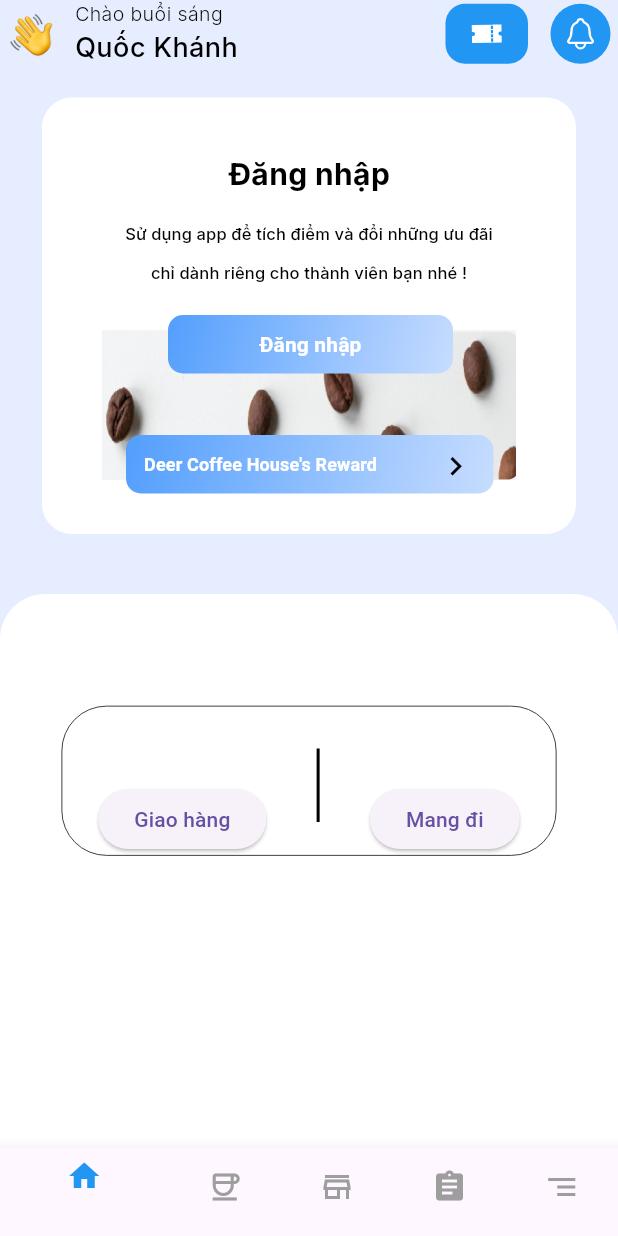
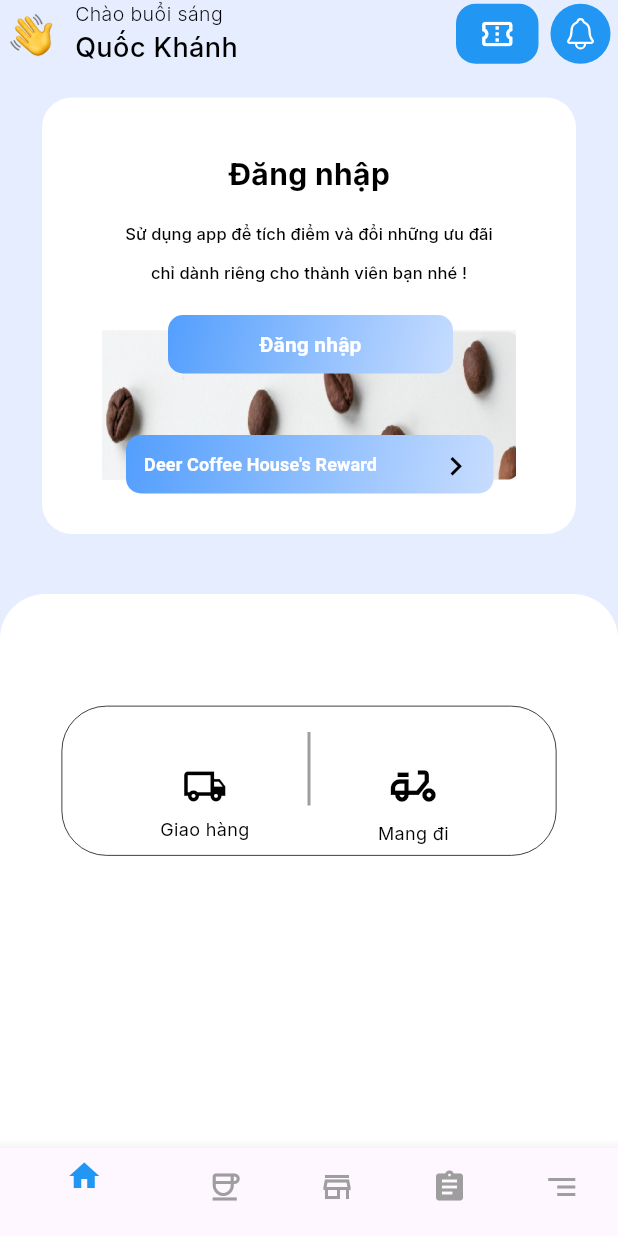
Before and after one commit to RESO-DEVELOPMENT/Deer-Coffee-App, a Flutter app: the screen it shows after launch, on a phone screen of 412 x 824 dp. Run offline on Flutter 3.47's test engine with Material 3 defaults, Android fonts, the phone set to English and light mode, and no system bars; our stand-ins replace google_fonts, ionicons.

Commit message:
homepagedeer1

```diff
--- a/lib/home_page.dart
+++ b/lib/home_page.dart
@@ -77,20 +77,15 @@ class _HomePageState extends State<HomePage> {
                         borderRadius: BorderRadius.circular(13),
                         color: Colors.blue,
                       ),
-                      child: Transform.rotate(
-                        angle: 44 *
-                            3.14159265359 /
-                            180, // Rotate 30 degrees to the left
                       child: IconButton(
                         icon: Icon(
-                            Ionicons.ticket_sharp,
+                          Icons.confirmation_num_outlined,
                           color: Colors.white,
                         ),
                         onPressed: () {},
                       ),
                     ),
-                    ),
-                    SizedBox(width: 10),
+                    SizedBox(width: 03),
                     Container(
                       width: 50,
                       height: 40,
@@ -124,7 +119,7 @@ class _HomePageState extends State<HomePage> {
               width: 356,
               padding: EdgeInsets.symmetric(horizontal: 40, vertical: 0),
               child: Column(
-                // Use a Column to stack the text widgets vertically
+
                 mainAxisAlignment: MainAxisAlignment.center,
                 crossAxisAlignment: CrossAxisAlignment.center,
                 children: [
@@ -147,7 +142,7 @@ class _HomePageState extends State<HomePage> {
                       color: Colors.black,
                       letterSpacing: 0.1,
                     ),
-                    textAlign: TextAlign.center, // Center align the text
+                    textAlign: TextAlign.center,
                   ),
                   SizedBox(height: 10),
                   Text(
@@ -159,7 +154,7 @@ class _HomePageState extends State<HomePage> {
                       color: Colors.black,
                       letterSpacing: 0.1,
                     ),
-                    textAlign: TextAlign.center, // Center align the text
+                    textAlign: TextAlign.center,
                   ),
                   SizedBox(height: 30,),
                 Stack(
@@ -172,7 +167,7 @@ class _HomePageState extends State<HomePage> {
     ),
     Positioned(
       right: 42,
-      top: -10, // Giữ nguyên vị trí của nút đăng nhập
+      top: -10,
 
       child: Container(
         width: 190,
@@ -188,8 +183,6 @@ class _HomePageState extends State<HomePage> {
         ),
         child: TextButton(
         onPressed: () {
-          // Xử lý sự kiện khi nút được nhấn
-          // Thêm mã xử lý đăng nhập ở đây
         },
         child: Text(
           'Đăng nhập',
@@ -222,8 +215,7 @@ class _HomePageState extends State<HomePage> {
         ),
         child: TextButton(
   onPressed: () {
-    // Xử lý sự kiện khi nút được nhấn
-    // Thêm mã xử lý đăng nhập ở đây
+
   },
   child: Row(
     children: [
@@ -241,9 +233,9 @@ class _HomePageState extends State<HomePage> {
       ),
       SizedBox(width: 35,),
       Icon(
-        Icons.chevron_right, // Thay đổi biểu tượng "back" thành biểu tượng bạn muốn
-        color: Colors.black, // Màu sắc của biểu tượng
-        size: 25, // Kích thước của biểu tượng
+        Icons.chevron_right,
+        color: Colors.black,
+        size: 25,
       ),
     ],
   ),
@@ -271,31 +263,60 @@ class _HomePageState extends State<HomePage> {
     padding: EdgeInsets.only(bottom: 120),
     child: Center(
       child: Container(
-        width: 330, // Đặt chiều rộng của hộp con
-        height: 100, // Đặt chiều cao của hộp con
+        width: 330,
+        height: 100,
         decoration: BoxDecoration(
-          color: Colors.white, // Màu nền của hộp con
+          color: Colors.white,
           borderRadius: BorderRadius.circular(30),
           border: Border.all(
-            color: Colors.black, // Màu của đường viền
-            width: 0.5, // Độ dày của đường viền
+            color: Colors.black,
+            width: 0.5,
           ),
         ),
 
         child: Column(
-  mainAxisAlignment: MainAxisAlignment.end, // Đẩy cả hai nút lên phía dưới cùng
+  mainAxisAlignment: MainAxisAlignment.end,
   children: [
     Row(
-      mainAxisAlignment: MainAxisAlignment.center, // Căn chỉnh các phần tử vào giữa
+      mainAxisAlignment: MainAxisAlignment.center,
       crossAxisAlignment: CrossAxisAlignment.center,
       children: [
-        ElevatedButton(
-          onPressed: () {
-            // Xử lý khi nút "Giao hàng" được nhấn
+       InkWell(
+  onTap: () {
+
   },
-          child: Text("Giao hàng"),
+  child: Container(
+    width: 70,
+    height: 70,
+    decoration: BoxDecoration(
+      shape: BoxShape.circle,
+      color: Colors.transparent,
+      border: Border.all(color: Colors.transparent),
     ),
-        SizedBox(width: 10), // Tạo khoảng cách ngang giữa nút và đường thẳng
+    child: Column(
+      mainAxisAlignment: MainAxisAlignment.center,
+      children: [
+        Icon(
+          Icons.local_shipping_outlined,
+          color: Colors.black,
+          size: 30,
+        ),
+        SizedBox(height: 5),
+        Text(
+          "Giao hàng",
+          style: GoogleFonts.getFont(
+            'Inter',
+            color: Colors.black,
+            fontSize: 12,
+          ),
+        ),
+      ],
+    ),
+  ),
+),
+
+
+        SizedBox(width: 10),
         Padding(
           padding: const EdgeInsets.only(bottom: 45),
           child: Transform.rotate(
@@ -303,17 +324,45 @@ class _HomePageState extends State<HomePage> {
             child: Container(
               height: 2,
               width: 49,
-              color: Colors.black,
+              color: Colors.grey,
             ),
           ),
         ),
-        SizedBox(width: 10), // Tạo khoảng cách ngang giữa đường thẳng và nút "Mang đi"
-        ElevatedButton(
-          onPressed: () {
-            // Xử lý khi nút "Mang đi" được nhấn
+        SizedBox(width: 10),
+       InkWell(
+  onTap: () {
+
   },
-          child: Text("Mang đi"),
+  child: Container(
+    width: 70,
+    height: 70,
+    decoration: BoxDecoration(
+      shape: BoxShape.circle,
+      color: Colors.transparent,
+      border: Border.all(color: Colors.transparent),
     ),
+    child: Column(
+      mainAxisAlignment: MainAxisAlignment.center,
+      children: [
+        Icon(
+          Icons.delivery_dining_outlined,
+          color: Colors.black,
+          size: 36,
+        ),
+        SizedBox(height: 5),
+        Text(
+          "Mang đi",
+          style: GoogleFonts.getFont(
+            'Inter',
+            color: Colors.black,
+            fontSize: 12,
+          ),
+        ),
+      ],
+    ),
+  ),
+),
+
       ],
     ),
   ],
```
Lines whose indentation alone changed are shown as unchanged.
